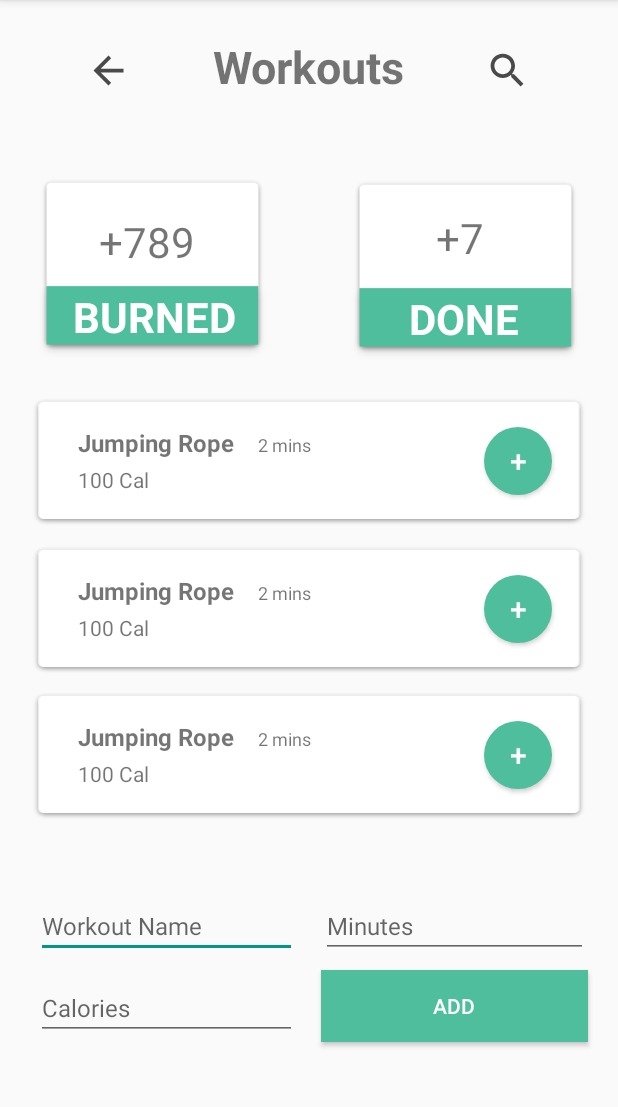
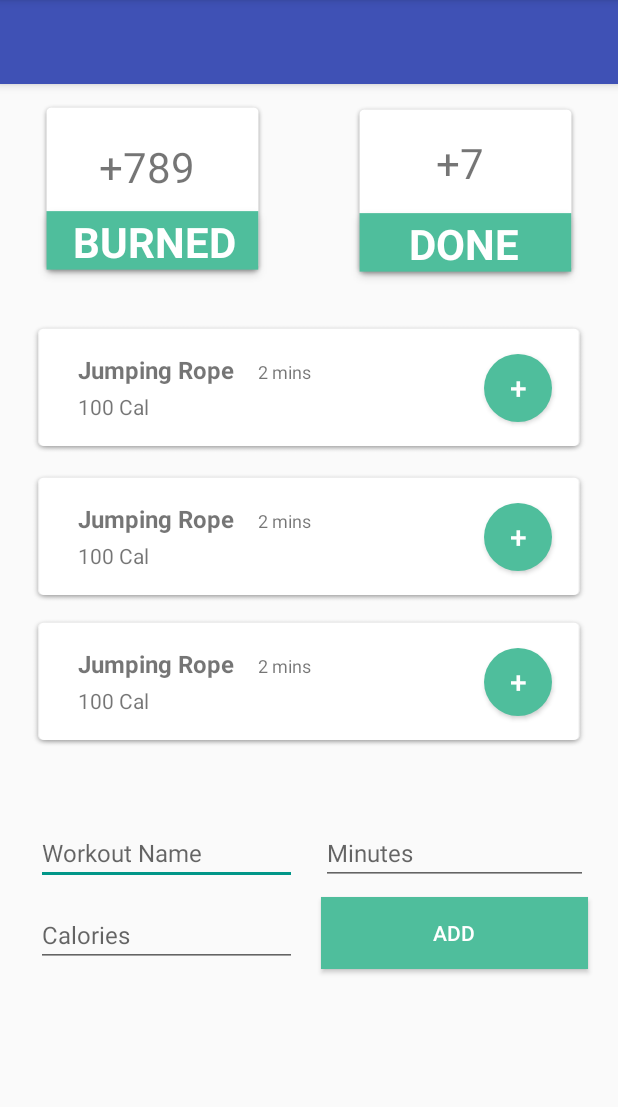
Before and after one commit to Dasunx/SoulFit, an Android app: the Workouts screen opened directly, with no data from a screen before it, on a phone screen of 412 x 824 dp, the part 84-1191 px from its top. Run offline under Robolectric (Android 15) with nearby library versions, the phone set to English and light mode, and no system bars.

Commit message:
Add nav for all UI

```diff
--- a/app/src/main/res/layout/activity_workouts.xml
+++ b/app/src/main/res/layout/activity_workouts.xml
@@ -408,4 +408,44 @@
         android:orientation="vertical"
         app:layout_constraintGuide_percent="0.5" />
 
+
+    <android.support.v4.widget.DrawerLayout xmlns:android="http://schemas.android.com/apk/res/android"
+        xmlns:app="http://schemas.android.com/apk/res-auto"
+        xmlns:tools="http://schemas.android.com/tools"
+        android:layout_width="match_parent"
+        android:layout_height="match_parent"
+        android:id="@+id/drawer_layout"
+        android:fitsSystemWindows="true"
+        tools:context=".create_user"
+        tools:openDrawer="start">
+        <LinearLayout
+            android:layout_width="match_parent"
+            android:layout_height="match_parent"
+            android:orientation="vertical">
+
+            <android.support.v7.widget.Toolbar
+                android:id="@+id/toolbar"
+                android:layout_width="match_parent"
+                android:layout_height="?attr/actionBarSize"
+                android:background="@color/colorPrimary"
+                android:theme="@style/ThemeOverlay.AppCompat.Dark.ActionBar"
+                app:popupTheme="@style/ThemeOverlay.AppCompat.Light"
+                android:elevation="4dp"/>
+
+            <FrameLayout
+                android:id="@+id/fragment_container"
+                android:layout_width="match_parent"
+                android:layout_height="match_parent" />
+        </LinearLayout>
+        <android.support.design.widget.NavigationView
+            android:layout_width="wrap_content"
+            android:layout_height="match_parent"
+            android:layout_gravity="start"
+            android:id="@+id/nav_view"
+            app:headerLayout="@layout/nav_header"
+            app:menu="@menu/drawer_menu"/>
+
+    </android.support.v4.widget.DrawerLayout>
+
+
 </android.support.constraint.ConstraintLayout>
```
Also changed, not shown: app/src/main/res/layout/activity_callorie_calc.xml (+40 -0 lines).
